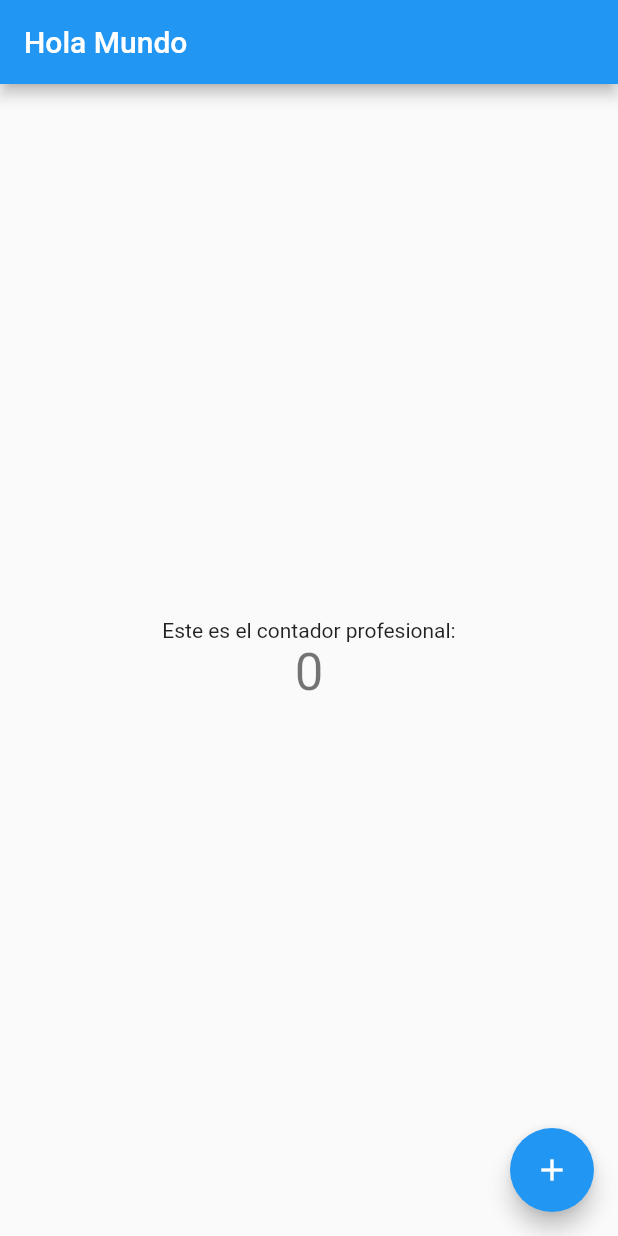
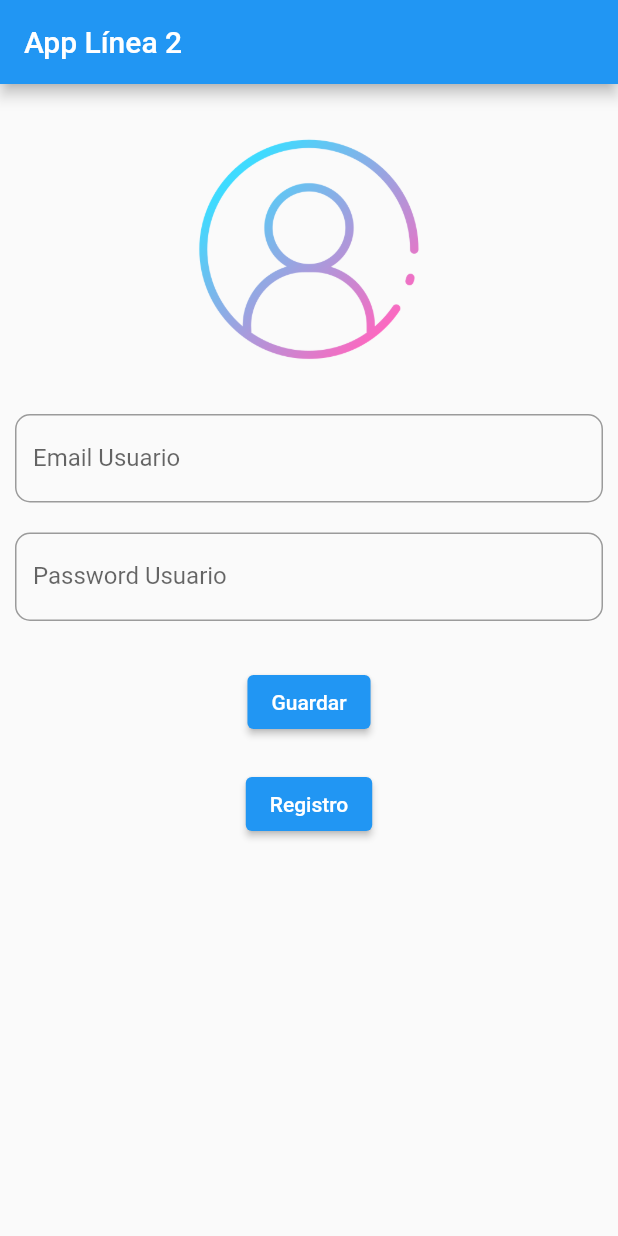
Before and after one commit to ElianDuvanRodriguez/flutterprueba, a Flutter app: the screen it shows after launch, on a phone screen of 412 x 824 dp. Run offline on Flutter 3.47's test engine with Material 2 defaults, Android fonts, the light colour scheme and no system bars; our stand-ins replace cloud_firestore, firebase_core; accounts and stored records are empty; generated files the repository leaves out were written again.

Commit message:
Ceacion de pantalla y registro

```diff
--- a/lib/main.dart
+++ b/lib/main.dart
@@ -1,115 +1,90 @@
 import 'package:flutter/material.dart';
+import 'package:firebase_core/firebase_core.dart';
+import 'View/Registro.dart';
+import 'firebase_options.dart';
 
-void main() {
-  runApp(const MyApp());
+void main() async {
+  WidgetsFlutterBinding.ensureInitialized();
+  await Firebase.initializeApp(
+    options: DefaultFirebaseOptions.currentPlatform,
+  );
+  runApp(MyApp());
 }
 
 class MyApp extends StatelessWidget {
-  const MyApp({super.key});
-
-  // This widget is the root of your application.
   @override
   Widget build(BuildContext context) {
+    return MaterialApp(debugShowCheckedModeBanner: false, home: Home());
+  }
+}
+
+class Home extends StatefulWidget {
+  @override
+  HomeStart createState() => HomeStart();
+}
+
+class HomeStart extends State<Home>{
+  Widget build(BuildContext context){
     return MaterialApp(
-      title: 'Elian Rodriguez',
-      theme: ThemeData(
-        // This is the theme of your application.
-        //
-        // Try running your application with "flutter run". You'll see the
-        // application has a blue toolbar. Then, without quitting the app, try
-        // changing the primarySwatch below to Colors.green and then invoke
-        // "hot reload" (press "r" in the console where you ran "flutter run",
-        // or simply save your changes to "hot reload" in a Flutter IDE).
-        // Notice that the counter didn't reset back to zero; the application
-        // is not restarted.
-        primarySwatch: Colors.blue,
+      title: 'Bienvenidos',
+      home: Scaffold(
+        appBar: AppBar(
+          title: Text('App Línea 2'),
+        ),
+        body: SingleChildScrollView(
+        child: Column(
+          children: [
+            Padding(padding: EdgeInsets.only(top: 10, left: 10, right: 10),
+            child: Container(
+              width: 200,
+              height: 200,
+              child: Image.asset('img/img.png'),
+            ),
+            ),
+            Padding(
+              padding: EdgeInsets.all(10),
+            child: TextField(
+             decoration: InputDecoration(
+               border: OutlineInputBorder(
+                 borderRadius: BorderRadius.circular(10)
+               ),
+               labelText: 'Email Usuario',
+               hintText: 'Digite email de Usuario'
+             ),
+            ),
+            ),
+            Padding(
+              padding: EdgeInsets.all(10),
+              child: TextField(
+                decoration: InputDecoration(
+                    border: OutlineInputBorder(
+                        borderRadius: BorderRadius.circular(10)
+                    ),
+                    labelText: 'Password Usuario',
+                    hintText: 'Digite password de Usuario'
+                ),
+              ),
+            ),
+            Padding(padding: EdgeInsets.only(top:20,left: 10,right: 10),
+              child: ElevatedButton(
+                onPressed: (){
+
+                },
+                child: Text('Guardar'),
+              ),
+            ),
+            Padding(padding: EdgeInsets.only(top:20,left: 10,right: 10),
+              child: ElevatedButton(
+                onPressed: (){
+Navigator.push(context, MaterialPageRoute(builder: (_) => Registro()));
+                },
+                child: Text('Registro'),
+              ),
+            )
+          ],
+        ),
+        ),
       ),
-      home: const MyHomePage(title: 'Hola Mundo'),
     );
   }
 }
-
-class MyHomePage extends StatefulWidget {
-  const MyHomePage({super.key, required this.title});
-
-  // This widget is the home page of your application. It is stateful, meaning
-  // that it has a State object (defined below) that contains fields that affect
-  // how it looks.
-
-  // This class is the configuration for the state. It holds the values (in this
-  // case the title) provided by the parent (in this case the App widget) and
-  // used by the build method of the State. Fields in a Widget subclass are
-  // always marked "final".
-
-  final String title;
-
-  @override
-  State<MyHomePage> createState() => _MyHomePageState();
-}
-
-class _MyHomePageState extends State<MyHomePage> {
-  int _counter = 0;
-
-  void _incrementCounter() {
-    setState(() {
-      // This call to setState tells the Flutter framework that something has
-      // changed in this State, which causes it to rerun the build method below
-      // so that the display can reflect the updated values. If we changed
-      // _counter without calling setState(), then the build method would not be
-      // called again, and so nothing would appear to happen.
-      _counter++;
-    });
-  }
-
-  @override
-  Widget build(BuildContext context) {
-    // This method is rerun every time setState is called, for instance as done
-    // by the _incrementCounter method above.
-    //
-    // The Flutter framework has been optimized to make rerunning build methods
-    // fast, so that you can just rebuild anything that needs updating rather
-    // than having to individually change instances of widgets.
-    return Scaffold(
-      appBar: AppBar(
-        // Here we take the value from the MyHomePage object that was created by
-        // the App.build method, and use it to set our appbar title.
-        title: Text(widget.title),
-      ),
-      body: Center(
-        // Center is a layout widget. It takes a single child and positions it
-        // in the middle of the parent.
-        child: Column(
-          // Column is also a layout widget. It takes a list of children and
-          // arranges them vertically. By default, it sizes itself to fit its
-          // children horizontally, and tries to be as tall as its parent.
-          //
-          // Invoke "debug painting" (press "p" in the console, choose the
-          // "Toggle Debug Paint" action from the Flutter Inspector in Android
-          // Studio, or the "Toggle Debug Paint" command in Visual Studio Code)
-          // to see the wireframe for each widget.
-          //
-          // Column has various properties to control how it sizes itself and
-          // how it positions its children. Here we use mainAxisAlignment to
-          // center the children vertically; the main axis here is the vertical
-          // axis because Columns are vertical (the cross axis would be
-          // horizontal).
-          mainAxisAlignment: MainAxisAlignment.center,
-          children: <Widget>[
-            const Text(
-              'Este es el contador profesional:',
-            ),
-            Text(
-              '$_counter',
-              style: Theme.of(context).textTheme.headlineMedium,
-            ),
-          ],
-        ),
-      ),
-      floatingActionButton: FloatingActionButton(
-        onPressed: _incrementCounter,
-        tooltip: 'Increment',
-        child: const Icon(Icons.add),
-      ), // This trailing comma makes auto-formatting nicer for build methods.
-    );
-  }
-}
--- a/pubspec.yaml
+++ b/pubspec.yaml
@@ -39,6 +39,8 @@ dependencies:
 dev_dependencies:
   flutter_test:
     sdk: flutter
+  firebase_core:
+  cloud_firestore:
 
   # The "flutter_lints" package below contains a set of recommended lints to
   # encourage good coding practices. The lint set provided by the package is
@@ -57,6 +59,8 @@ flutter:
   # included with your application, so that you can use the icons in
   # the material Icons class.
   uses-material-design: true
+  assets:
+    - img/
 
   # To add assets to your application, add an assets section, like this:
   # assets:
```
Also changed, not shown: lib/View/Registro.dart (added, +117 -0 lines), img/img.png (added), pubspec.lock.
